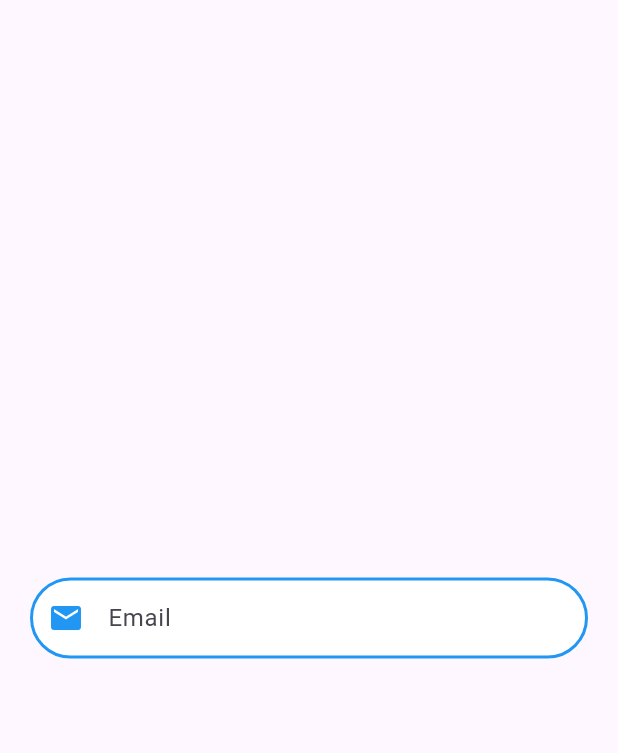
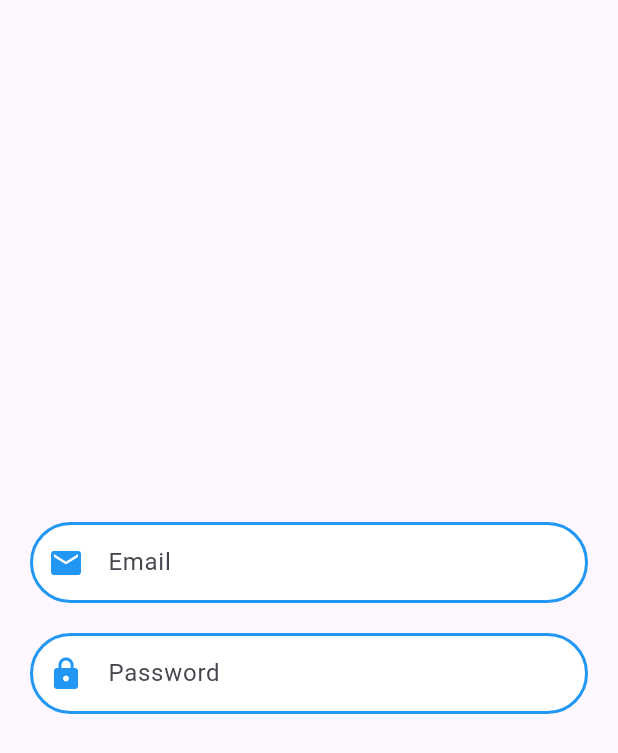
Before and after one commit to imksprateek/LexiFIR, a Flutter app: the screen it shows after launch, on a phone screen of 412 x 824 dp. Shown: the top 753 px of the screen. Run offline on Flutter 3.47's test engine with Material 3 defaults, Android fonts, the phone set to English and light mode, and no system bars; our stand-ins replace shared_preferences.

Commit message:
File Structure

```diff
--- a/app-client/lib/auth/LoginScreen.dart
+++ b/app-client/lib/auth/LoginScreen.dart
@@ -5,14 +5,27 @@ class Loginscreen extends StatelessWidget {
 
   @override
   Widget build(BuildContext context) {
+    TextEditingController email = TextEditingController() ;
+    TextEditingController password = TextEditingController() ;
     return Scaffold(
       body: Center(
         child: Padding(
           padding: const EdgeInsets.symmetric(horizontal: 20.0), // Add padding
-          child: LoginPage_Textfield(
-            HintText: 'Enter your email', // Example hint text
-            LabelText: 'Email', // Example label text
-            Iconer: Icon(Icons.email, color: Colors.blue), // Example icon
+          child: Column(  // Wrap the text fields in a Column
+            mainAxisSize: MainAxisSize.min,
+            children: [
+              LoginPage_Textfield(
+                HintText: 'Enter your email', // Example hint text
+                LabelText: 'Email', // Example label text
+                Iconer: Icon(Icons.email, color: Colors.blue), // Example icon
+              ),
+              SizedBox(height: 20),  // Add space between the fields
+              LoginPage_Textfield(
+                HintText: 'Enter password', // Password hint text
+                LabelText: 'Password', // Password label
+                Iconer: Icon(Icons.lock, color: Colors.blue), // Lock icon
+              ),
+            ],
           ),
         ),
       ),
@@ -35,7 +48,10 @@ class LoginPage_Textfield extends StatelessWidget {
   @override
   Widget build(BuildContext context) {
     return TextField(
-      keyboardType: TextInputType.emailAddress, // Email keyboard
+      obscureText: LabelText == 'Password', // Hide text for password field
+      keyboardType: LabelText == 'Email'
+          ? TextInputType.emailAddress
+          : TextInputType.text, // Adjust keyboard type based on field
       textInputAction: TextInputAction.done, // Done action on keyboard
       decoration: InputDecoration(
         hintText: HintText, // Placeholder text
@@ -43,7 +59,7 @@ class LoginPage_Textfield extends StatelessWidget {
         filled: true,
         fillColor: Colors.white,
         contentPadding: const EdgeInsets.symmetric(vertical: 15, horizontal: 20),
-        prefixIcon: Iconer, // Email icon
+        prefixIcon: Iconer, // Email or lock icon
         enabledBorder: OutlineInputBorder(
           borderRadius: BorderRadius.circular(30), // Circular border
           borderSide: BorderSide(color: Colors.blue, width: 2),
```
